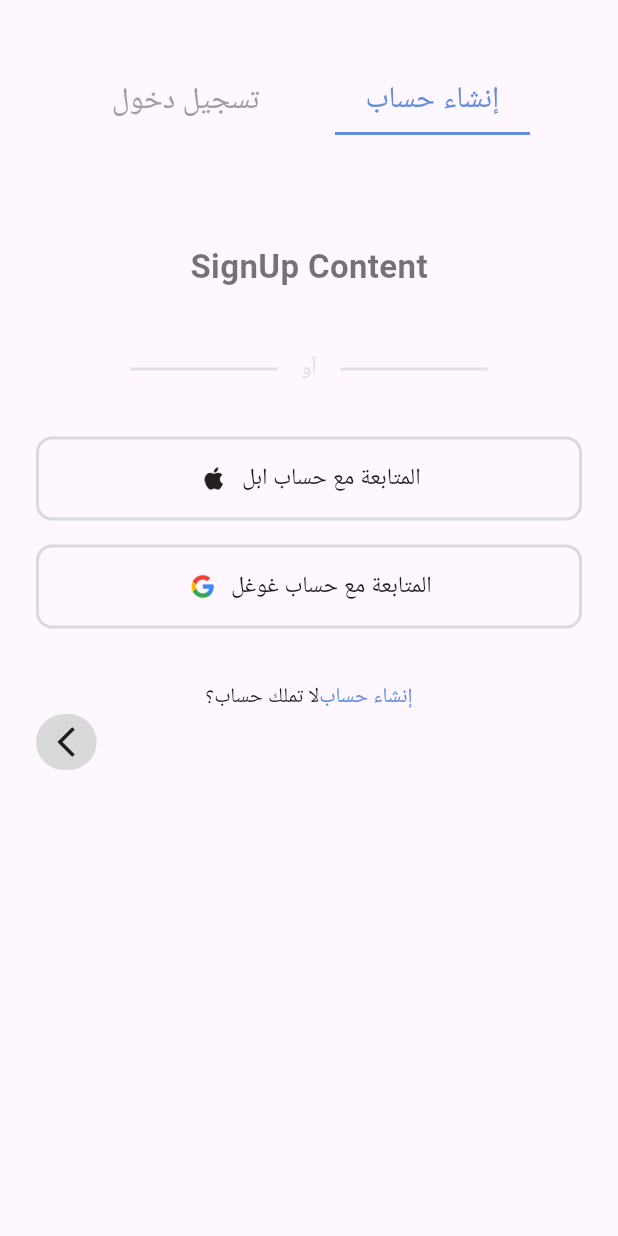
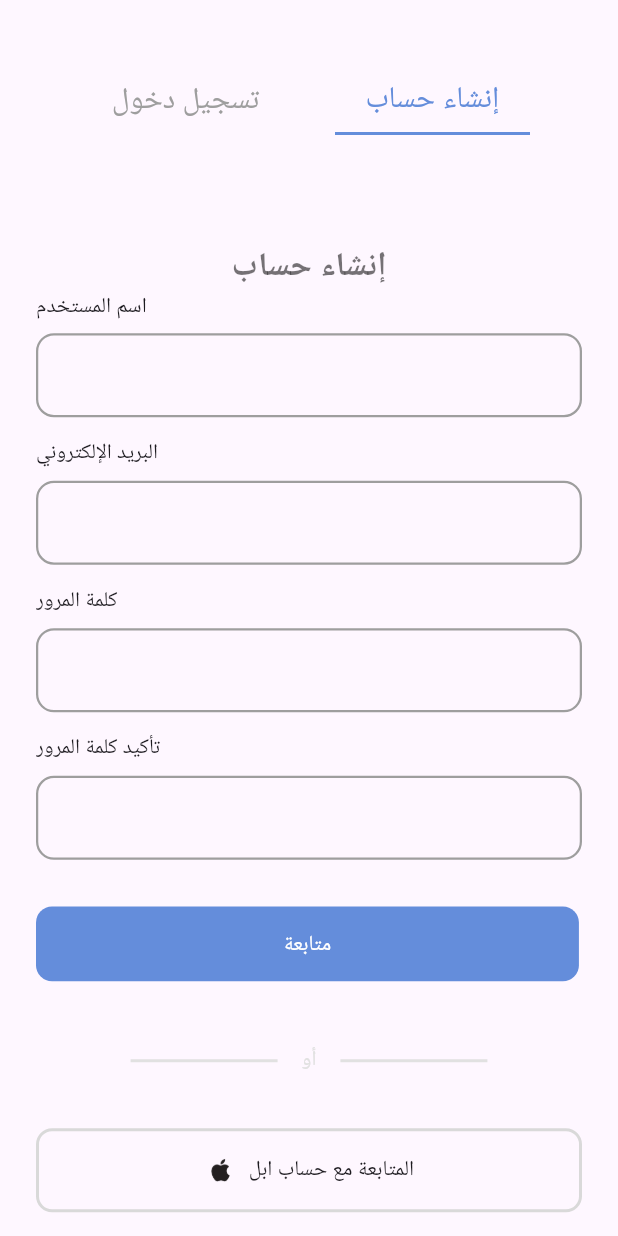
Before and after one commit to MourhafHoary/driver-flutter-app-warhouse, a Flutter app: the screen it shows after launch, after a tap on "إنشاء حساب", on a phone screen of 412 x 824 dp. Run offline on Flutter 3.47's test engine with Material 3 defaults, Android fonts, the phone set to English and light mode, and no system bars; our stand-ins replace auto_size_text, easy_localization, flutter_screenutil, flutter_svg, go_router, text_scroll; Roboto replaces fonts that are missing (Intel).

Commit message:
/*Mourhaf create design signup page + forget password page /

```diff
--- a/assets/translation/ar.json
+++ b/assets/translation/ar.json
@@ -11,7 +11,10 @@
     "apple" : "المتابعة مع حساب ابل",
     "google" : "المتابعة مع حساب غوغل",
     "account" : "لا تملك حساب؟",
-    "signup" : "إنشاء حساب"
+    "signup" : "إنشاء حساب",
+    "username" : "اسم المستخدم",
+    "confirm" : "تأكيد كلمة المرور",
+    "please" : "الرجاء إدخال البريد الإلكتروني لإعادة تعيين كلمة المرور"
   }
 
 
--- a/assets/translation/en.json
+++ b/assets/translation/en.json
@@ -11,7 +11,10 @@
     "apple" : "Login With Apple",
     "google" : "Login With Google",
     "account" : "Don't have an account?",
-    "signup" : "SignUp"
+    "signup" : "SignUp",
+    "username" : "UserName",
+    "confirm" : "Confirm Password",
+    "please" : "Please enter your email to reset the password"
   }
 
 
--- a/lib/core/routes/app_router.dart
+++ b/lib/core/routes/app_router.dart
@@ -0,0 +1,21 @@
+import 'package:go_router/go_router.dart';
+import 'package:untitled1/views/auth/pages/auth_page.dart';
+import 'package:untitled1/views/auth/pages/forgetpassword_page.dart';
+
+import 'app_routes.dart';
+
+
+
+final GoRouter appRouter = GoRouter(
+  initialLocation: AppRoutes.auth,
+  routes: [
+    GoRoute(
+      path: AppRoutes.auth,
+      builder: (context, state) => const AuthPage(),
+    ),
+    GoRoute(
+      path: AppRoutes.forget,
+      builder: (context, state) => const ForgetPassword(),
+    ),
+  ],
+);
--- a/lib/core/routes/app_routes.dart
+++ b/lib/core/routes/app_routes.dart
@@ -0,0 +1,4 @@
+class AppRoutes {
+  static const String auth = '/';
+  static const String forget = '/auth/forget';
+}
--- a/lib/main.dart
+++ b/lib/main.dart
@@ -1,12 +1,9 @@
 import 'package:flutter/material.dart';
 import 'package:flutter_screenutil/flutter_screenutil.dart';
 import 'package:easy_localization/easy_localization.dart';
-import 'package:untitled1/views/auth/pages/auth_page.dart';
-
+import 'core/routes/app_router.dart';
 void main() async {
   WidgetsFlutterBinding.ensureInitialized();
-
-
   await EasyLocalization.ensureInitialized();
 
   runApp(
@@ -29,16 +26,22 @@ class MyApp extends StatelessWidget {
   @override
   Widget build(BuildContext context) {
     return ScreenUtilInit(
-      designSize: const Size(428, 926), //*Basic design based on the figma styles
-      builder: (context, child) => MaterialApp(
-        debugShowCheckedModeBanner: false,
-        // 🔹 Add localization delegates and locale here:
-        localizationsDelegates: context.localizationDelegates,
-        supportedLocales: context.supportedLocales,
-        locale: context.locale,
-
-        home: const AuthPage(),
-      ),
+      designSize: const Size(428, 926),
+      minTextAdapt: true,
+      splitScreenMode: true,
+      builder: (context, child) {
+        return MaterialApp.router(
+          debugShowCheckedModeBanner: false,
+          routerConfig: appRouter,
+          localizationsDelegates: context.localizationDelegates,
+          supportedLocales: context.supportedLocales,
+          locale: context.locale,
+          theme: ThemeData(
+            useMaterial3: true,
+            colorSchemeSeed: Colors.blue,
+          ),
+        );
+      },
     );
   }
 }
--- a/lib/views/auth/pages/auth_page.dart
+++ b/lib/views/auth/pages/auth_page.dart
@@ -5,6 +5,7 @@ import 'package:untitled1/views/auth/widgets/button_back.dart';
 import 'package:untitled1/views/auth/widgets/additional_login.dart';
 import 'package:untitled1/views/auth/widgets/login_form.dart';
 import 'package:untitled1/views/auth/widgets/or_divider.dart';
+import 'package:untitled1/views/auth/widgets/signup_form.dart';
 import 'package:untitled1/views/auth/widgets/tap_selector.dart';
 
 class AuthPage extends StatefulWidget {
@@ -78,10 +79,10 @@ class AuthPageContent extends StatelessWidget {
         const AdditionalLogin(),
       ],
     )
-        : const Column(
+        : Column(
       children: [
         Text(
-          'SignUp Content',
+          LocaleKeys.login_signup.tr(),
           style: TextStyle(
             fontSize: 22,
             fontWeight: FontWeight.bold,
@@ -89,6 +90,7 @@ class AuthPageContent extends StatelessWidget {
           ),
         ),
         // SignUpForm(),
+        SignUpForm(),
         SizedBox(height: 43),
         OrDivider(),
         SizedBox(height: 35),
--- a/lib/views/auth/widgets/additional_login.dart
+++ b/lib/views/auth/widgets/additional_login.dart
@@ -21,19 +21,7 @@ class AdditionalLogin extends StatelessWidget {
             text: LocaleKeys.login_google.tr(),
             imagebath: Assets.images.png.auth.google.path),
         const SizedBox(height: 36),
-         Row(
-          mainAxisAlignment: MainAxisAlignment.center,
-          children: [
-            Text(
-              LocaleKeys.login_account.tr(),
-            ),
-            InkWell(
-                child: Text(
-                  LocaleKeys.login_signup.tr(),
-                  style: TextStyle(color: AppColors.primary),
-                ))
-          ],
-        ),
+
       ],
     );
   }
--- a/lib/views/auth/widgets/login_form.dart
+++ b/lib/views/auth/widgets/login_form.dart
@@ -1,6 +1,8 @@
 import 'package:easy_localization/easy_localization.dart';
 import 'package:flutter/material.dart';
 import 'package:flutter_screenutil/flutter_screenutil.dart';
+import 'package:go_router/go_router.dart';
+import 'package:untitled1/core/routes/app_routes.dart';
 import 'package:untitled1/translations/locale_keys.g.dart';
 import '../../../core/component/custom_filed_button.dart';
 import '../../../core/component/custom_text_filed.dart';
@@ -32,6 +34,9 @@ class LoginForm extends StatelessWidget {
             ),
             SizedBox(width: 119.w),
              InkWell(
+               onTap: (){
+                 context.push(AppRoutes.forget);
+               },
                 child: AppText(
                   LocaleKeys.login_forget.tr(),
                   fontFamily: 'Inter',
--- a/lib/views/auth/widgets/signup_form.dart
+++ b/lib/views/auth/widgets/signup_form.dart
@@ -0,0 +1,39 @@
+import 'package:easy_localization/easy_localization.dart';
+import 'package:flutter/material.dart';
+import 'package:flutter_screenutil/flutter_screenutil.dart';
+import 'package:untitled1/core/component/custom_filed_button.dart';
+import 'package:untitled1/core/component/custom_text_filed.dart';
+
+import '../../../core/locallization/app_text.dart';
+import '../../../translations/locale_keys.g.dart';
+import 'login_form.dart';
+
+class SignUpForm extends StatelessWidget {
+  const SignUpForm({super.key});
+
+  @override
+  Widget build(BuildContext context) {
+    return Column(
+        crossAxisAlignment: CrossAxisAlignment.start,
+        children: [
+        AppText(LocaleKeys.login_username.tr(), fontFamily: 'Inter',style: TextStyle(fontSize: 16.sp, fontWeight: FontWeight.w500),),
+         SizedBox(height: 8.h),
+         const CustomTextFiled(),
+         SizedBox(height: 16.h,),
+         AppText(LocaleKeys.login_email.tr(), fontFamily: 'Inter',),
+         SizedBox(height: 8.h,),
+          const CustomTextFiled(),
+          SizedBox(height: 16.h,),
+         AppText(LocaleKeys.login_password.tr(), fontFamily: 'Inter'),
+          SizedBox(height: 8.h,),
+          const CustomTextFiled(),
+          SizedBox(height: 16.h,),
+         AppText(LocaleKeys.login_confirm.tr(), fontFamily: "Inter"),
+          SizedBox(height: 8.h,),
+          const CustomTextFiled(),
+          SizedBox(height: 35.h,),
+         CustomFiledButton(text: LocaleKeys.login_continue.tr(),)
+    ]
+    );
+  }
+}
```
Also changed, not shown: lib/views/auth/pages/forgetpassword_page.dart (added, +34 -0 lines), lib/translations/locale_keys.g.dart.
